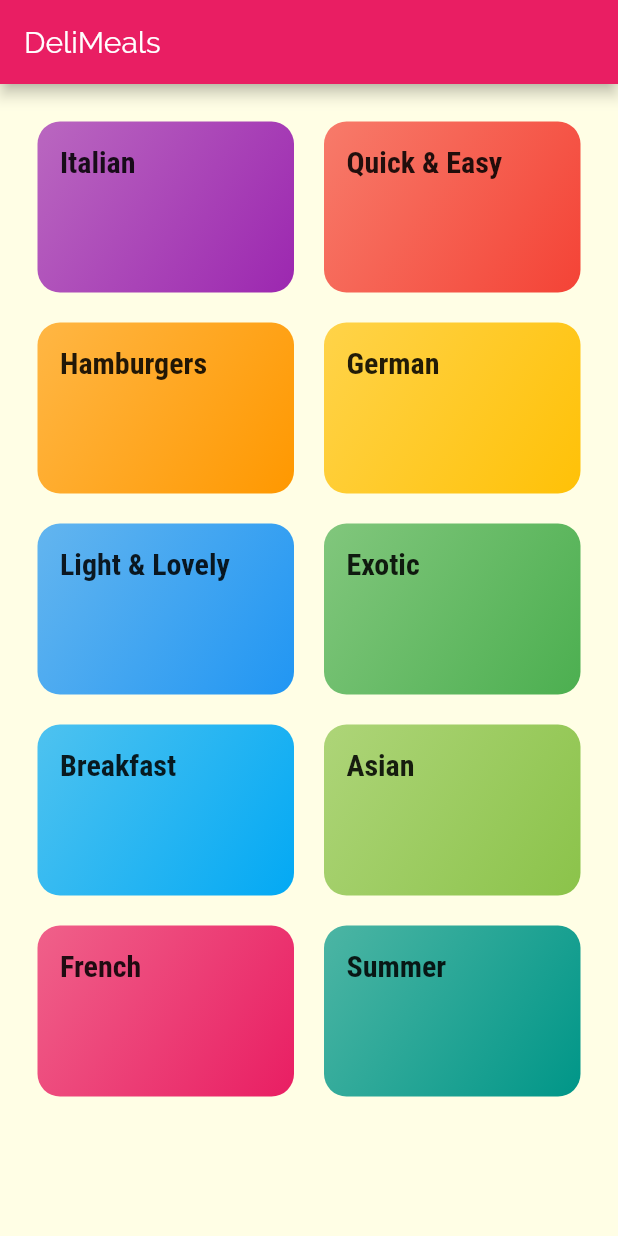
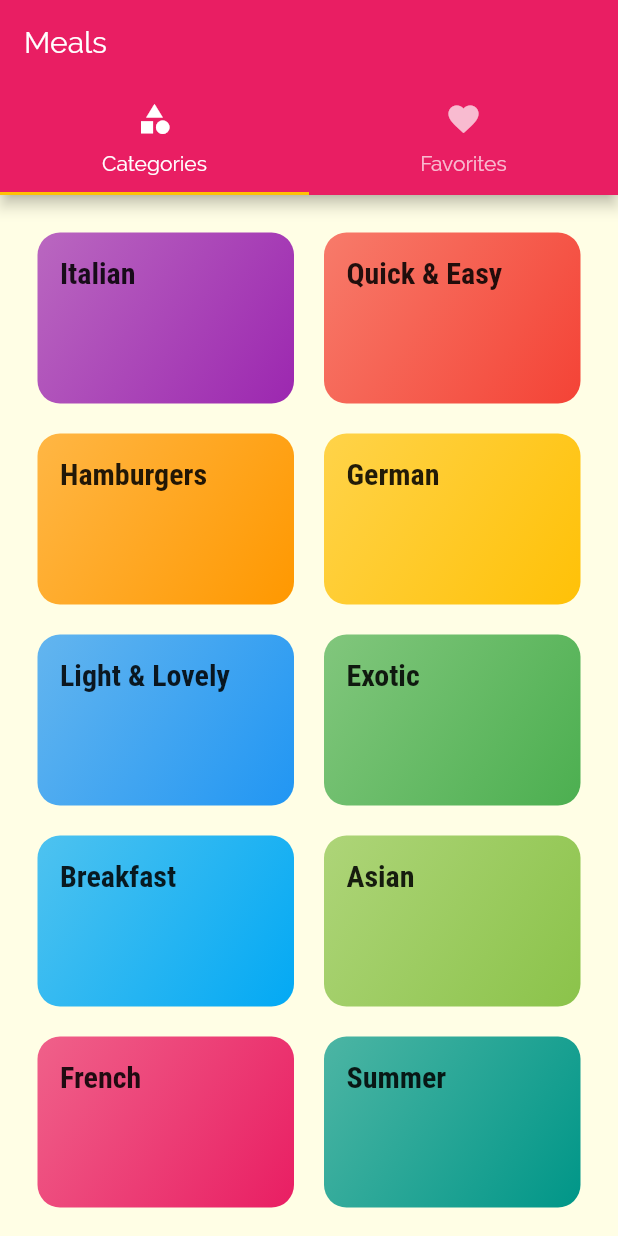
Before and after one commit to FrancaTM/meals-app, a Flutter app: the screen it shows after launch, on a phone screen of 412 x 824 dp. Run offline on Flutter 3.47's test engine with Material 2 defaults, Android fonts, the phone set to English and light mode, and no system bars.

Commit message:
add tab bar below app bar

```diff
--- a/lib/main.dart
+++ b/lib/main.dart
@@ -2,6 +2,7 @@ import 'package:flutter/material.dart';
 import 'package:meals_app/screens/categories_screen.dart';
 import 'package:meals_app/screens/category_meals_screen.dart';
 import 'package:meals_app/screens/meal_detail_screen.dart';
+import 'package:meals_app/screens/tabs_screen.dart';
 
 void main() => runApp(MyApp());
 
@@ -32,7 +33,7 @@ class MyApp extends StatelessWidget {
       // home: CategoriesScreen(),
       initialRoute: CategoriesScreen.routeName, // default is '/'
       routes: {
-        CategoriesScreen.routeName: (context) => CategoriesScreen(),
+        CategoriesScreen.routeName: (context) => TabsScreen(),
         CategoryMealsScreen.routeName: (context) => CategoryMealsScreen(),
         MealDetailScreen.routeName: (context) => MealDetailScreen(),
       },
--- a/lib/screens/categories_screen.dart
+++ b/lib/screens/categories_screen.dart
@@ -7,11 +7,7 @@ class CategoriesScreen extends StatelessWidget {
 
   @override
   Widget build(BuildContext context) {
-    return Scaffold(
-      appBar: AppBar(
-        title: const Text('DeliMeals'),
-      ),
-      body: GridView(
+    return GridView(
       padding: const EdgeInsets.all(25),
       children: DUMMY_CATEGORIES
           .map((category) => CategoryItem(
@@ -26,7 +22,6 @@ class CategoriesScreen extends StatelessWidget {
         mainAxisSpacing: 20,
         crossAxisSpacing: 20,
       ),
-      ),
     );
   }
 }
--- /dev/null
+++ b/lib/screens/favorites_screen.dart
@@ -0,0 +1,8 @@
+import 'package:flutter/material.dart';
+
+class FavoritesScreen extends StatelessWidget {
+  @override
+  Widget build(BuildContext context) {
+    return Container();
+  }
+}
--- /dev/null
+++ b/lib/screens/tabs_screen.dart
@@ -0,0 +1,40 @@
+import 'package:flutter/material.dart';
+import 'package:meals_app/screens/categories_screen.dart';
+import 'package:meals_app/screens/favorites_screen.dart';
+
+class TabsScreen extends StatefulWidget {
+  @override
+  _TabsScreenState createState() => _TabsScreenState();
+}
+
+class _TabsScreenState extends State<TabsScreen> {
+  @override
+  Widget build(BuildContext context) {
+    return DefaultTabController(
+      length: 2,
+      child: Scaffold(
+        appBar: AppBar(
+          title: Text('Meals'),
+          bottom: TabBar(
+            tabs: <Widget>[
+              Tab(
+                icon: Icon(Icons.category),
+                text: 'Categories',
+              ),
+              Tab(
+                icon: Icon(Icons.favorite),
+                text: 'Favorites',
+              ),
+            ],
+          ),
+        ),
+        body: TabBarView(
+          children: <Widget>[
+            CategoriesScreen(),
+            FavoritesScreen(),
+          ],
+        ),
+      ),
+    );
+  }
+}
```
Lines whose indentation alone changed are shown as unchanged.
